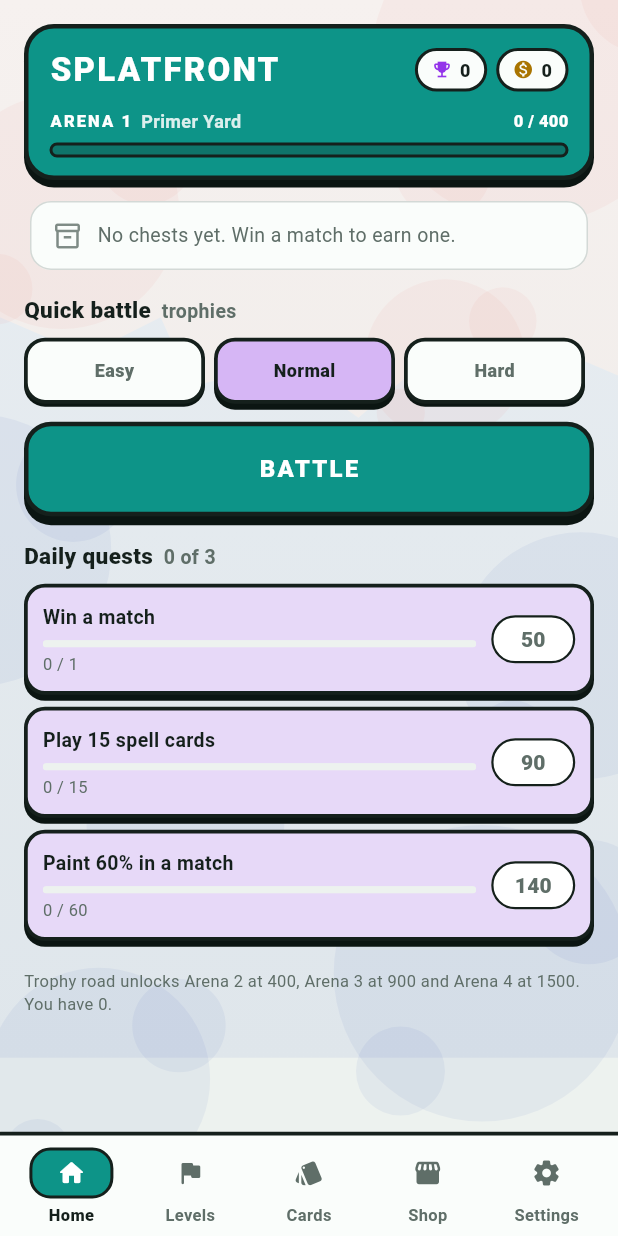
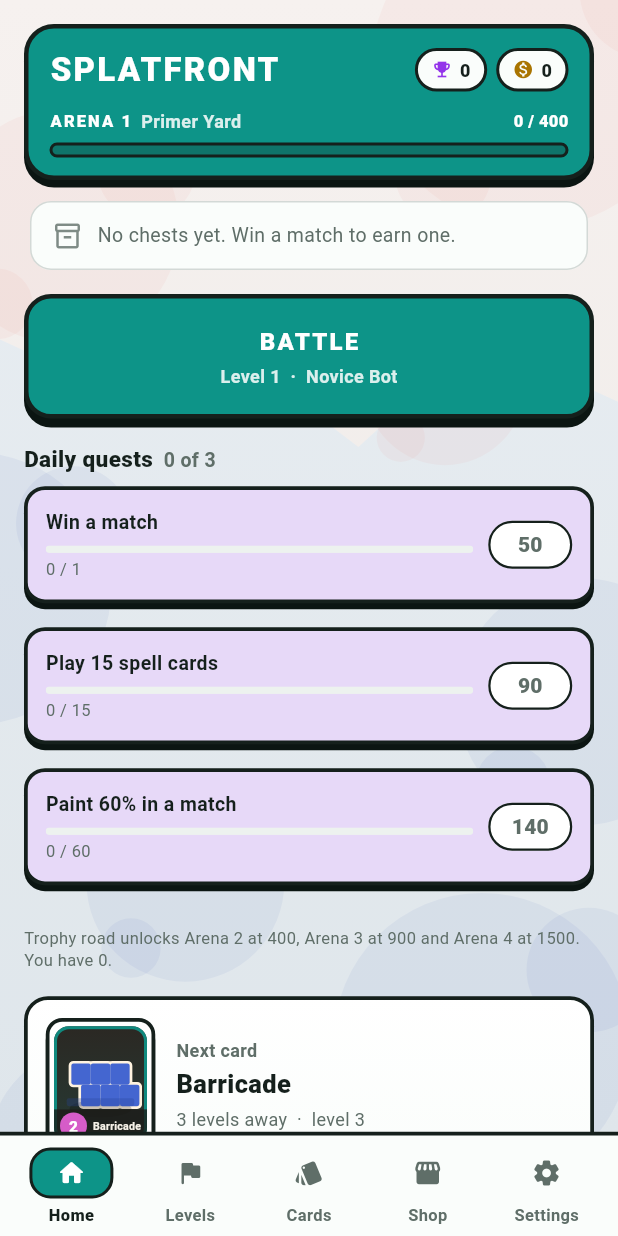
Before and after one commit to portalcrafterdev/splatfront, a Flutter app: the screen it shows after launch, on a phone screen of 412 x 824 dp. Run offline on Flutter 3.47's test engine with Material 3 defaults, Android fonts, the light colour scheme and no system bars; our stand-ins replace flutter_riverpod, hive_flutter; missing offline and left inert: flame, flame_audio; accounts and stored records are empty.

Commit message:
Add trophies to campaign rewards and update related logic in profile controller

```diff
--- a/lib/meta/campaign.dart
+++ b/lib/meta/campaign.dart
@@ -293,6 +293,7 @@ class CampaignReward {
     required this.starsBefore,
     required this.starsAfter,
     required this.coins,
+    required this.trophies,
     required this.chestKept,
     required this.chestForfeited,
   });
@@ -300,6 +301,10 @@ class CampaignReward {
   final int starsBefore;
   final int starsAfter;
   final int coins;
+
+  /// Trophies the clear paid. Zero on a replay — see applyCampaignLevel.
+  final int trophies;
+
   final bool chestKept;
   final bool chestForfeited;
 
--- a/lib/meta/profile_controller.dart
+++ b/lib/meta/profile_controller.dart
@@ -99,8 +99,15 @@ class ProfileController extends StateNotifier<PlayerProfile> {
 
   // --- Trophies and the end of a match ------------------------------------
 
-  /// Applies a finished match: trophies, the chest a win earns, and quest
-  /// progress. One call so nothing can be applied twice or half-applied.
+  /// Applies a finished free-play match: trophies, the chest a win earns, and
+  /// quest progress. One call so nothing can be applied twice or half-applied.
+  ///
+  /// **No screen calls this any more.** Home's battle button plays the next
+  /// campaign level, so [applyCampaignLevel] is the live path. This is kept,
+  /// with its tests, because it is the whole of the rated-ladder rule —
+  /// including the trophy adjustment for the gap between two sides, which
+  /// the campaign has no use for — and rebuilding that from scratch would be
+  /// the expensive half of bringing free play back.
   ///
   /// Returns whether a chest was actually stored. A win with every slot full
   /// forfeits its chest, and the end screen has to be able to say so rather
@@ -127,11 +134,17 @@ class ProfileController extends StateNotifier<PlayerProfile> {
 
   /// Banks the result of a campaign level.
   ///
-  /// The quests still count and the chest is still rolled, so playing the
-  /// campaign feeds the same meta loop as a ladder match. Trophies are the
-  /// one thing it does not touch: the campaign is its own progression, and
-  /// letting it move the ladder as well would mean a player could grind the
-  /// first ten levels into Arena 4.
+  /// Levels are the only way to fight now — the battle button on Home plays
+  /// whichever one you are up to — so this call carries the whole meta loop:
+  /// stars, coins, quests, the chest, and the trophies that unlock arenas and
+  /// the third and fourth chest slot.
+  ///
+  /// **Everything except the star improvement is paid on a first clear only.**
+  /// That is what stops the one thing a single progression could go wrong on:
+  /// replaying level 1 forever would otherwise be an unlimited supply of
+  /// trophies and chests, and would carry a player to Arena 4 without ever
+  /// meeting a harder opponent. Replay to improve your stars; the coins for
+  /// the stars you gain are the reward for that, and nothing else repeats.
   CampaignReward applyCampaignLevel({
     required int level,
     required int stars,
@@ -155,8 +168,22 @@ class ProfileController extends StateNotifier<PlayerProfile> {
     }
     if (purse > 0) next = next.copyWith(coins: next.coins + purse);
 
+    // Trophies. The campaign has no opponent rating to measure against, so
+    // this is the flat win figure from progression.json rather than the
+    // adjusted one — a level's difficulty is already expressed by being
+    // further up the ladder.
+    final trophies = firstClear ? data.trophies.win : 0;
+    if (trophies > 0) {
+      next = next.copyWith(trophies: next.trophies + trophies);
+    }
+
+    // A chest on every first clear, not only the marked levels. Quick Battle
+    // used to hand one out per win and it was where upgrade copies came from;
+    // with it gone, one chest per ten levels would starve card levels
+    // entirely. The marked levels still exist — they are what the level list
+    // advertises — but every new level now pays one.
     final chestsBefore = next.chests.length;
-    if (firstClear && campaign.chestOn(level)) next = _withEarnedChest(next);
+    if (firstClear) next = _withEarnedChest(next);
     final chestKept = next.chests.length > chestsBefore;
 
     _save(next);
@@ -165,8 +192,9 @@ class ProfileController extends StateNotifier<PlayerProfile> {
       starsBefore: before,
       starsAfter: math.max(before, stars),
       coins: purse,
+      trophies: trophies,
       chestKept: chestKept,
-      chestForfeited: firstClear && campaign.chestOn(level) && !chestKept,
+      chestForfeited: firstClear && !chestKept,
     );
   }
 
--- a/lib/ui/screens/home_screen.dart
+++ b/lib/ui/screens/home_screen.dart
@@ -9,18 +9,17 @@ import '../../core/audio.dart';
 import '../../core/palette.dart';
 import '../../core/save/player_profile.dart';
 import '../../game/arena/arena_layout.dart';
-import '../../game/bot/bot_difficulty.dart';
 import '../../game/splatfront_game.dart';
 import '../../meta/profile_controller.dart';
 import '../../meta/quests.dart';
+import '../widgets/card_tile.dart';
+import '../widgets/match_header.dart';
 import '../widgets/meta_widgets.dart';
 import '../widgets/motion.dart';
 import '../widgets/responsive.dart';
 import 'battle_screen.dart';
+import 'campaign_screen.dart';
 import 'chest_screen.dart';
-
-/// Chosen difficulty, kept for the session.
-final botTierProvider = StateProvider<BotTier>((ref) => BotTier.normal);
 
 /// Home: chests, player card, daily quests and the button that starts a
 /// match.
@@ -70,9 +69,28 @@ class _HomeScreenState extends ConsumerState<HomeScreen> {
               // scrolling list under it. Home outgrew the screen the moment it
               // started showing your deck, and a fixed column does not overflow
               // gracefully — it throws in debug and silently clips in release.
-              return const SingleChildScrollView(
-                child: Column(
-                  children: [left, _QuestPane(fillsHeight: false), bottomGap],
+              //
+              // The minimum height plus centre alignment is what shares out
+              // the leftover space when the page is *shorter* than the screen.
+              // Home lost a whole row when the difficulty picker went, and a
+              // top-aligned column put every pixel it saved into one dead band
+              // above the nav bar. Split evenly it reads as breathing room at
+              // both ends instead. A page taller than the screen exceeds the
+              // minimum, the alignment stops mattering, and it scrolls exactly
+              // as before.
+              return LayoutBuilder(
+                builder: (context, viewport) => SingleChildScrollView(
+                  child: ConstrainedBox(
+                    constraints: BoxConstraints(minHeight: viewport.maxHeight),
+                    child: const Column(
+                      mainAxisAlignment: MainAxisAlignment.center,
+                      children: [
+                        left,
+                        _QuestPane(fillsHeight: false),
+                        bottomGap,
+                      ],
+                    ),
+                  ),
                 ),
               );
             },
@@ -91,7 +109,7 @@ class _PlayerPane extends ConsumerWidget {
     final data = ref.watch(gameDataProvider);
     final profile = ref.watch(profileProvider);
     final controller = ref.read(profileProvider.notifier);
-    final tier = ref.watch(botTierProvider);
+    final nextLevel = profile.campaignNextLevel;
 
     // Trophies pick the arena, exactly as section 10 lays out.
     final arena = data.arenaFor(profile.trophies);
@@ -116,38 +134,17 @@ class _PlayerPane extends ConsumerWidget {
             child: _ChestRow(profile: profile, slots: controller.chestSlots),
           ),
           const SizedBox(height: 16),
-          Entrance(
-            index: 3,
-            child: _DifficultyPicker(
-              selected: tier,
-              onChanged: (next) =>
-                  ref.read(botTierProvider.notifier).state = next,
-            ),
-          ),
-          const SizedBox(height: 12),
+          // Battle plays the level you are up to. There is no difficulty
+          // picker any more: with one progression, the level number *is* the
+          // difficulty, and a free-play match that fed nothing was the odd
+          // one out — it paid trophies and chests without ever advancing the
+          // thing the rest of the app is about.
           _BigButton(
             label: 'BATTLE',
-            onPressed: () => Navigator.of(context).push(
-              MaterialPageRoute<void>(
-                builder: (_) => BattleScreen(
-                  layout: arena,
-                  cards: data.cards,
-                  deck: controller.deck,
-                  levels: profile.levels,
-                  botDeck: data.bot.deckFor(arena.id),
-                  botDifficulty: data.bot[tier],
-                  botTier: tier,
-                  trophyRules: data.trophies,
-                  economy: data.economy,
-                  startingTrophies: profile.trophies,
-                  onFinished: (result, tally) => controller.applyMatch(
-                    trophyChange: result.trophyChange,
-                    won: result.won,
-                    tally: tally,
-                  ),
-                ),
-              ),
-            ),
+            sublabel: nextLevel > data.campaign.levelCount
+                ? 'Campaign complete'
+                : 'Level $nextLevel  ·  ${data.campaign.levelAt(nextLevel).tier.opponentName}',
+            onPressed: () => startCampaignLevel(context, ref, nextLevel),
           ),
           // Debug builds only. These are development tools — a paint harness
           // and a unit spawner — and they have no business on a home screen
@@ -418,7 +415,142 @@ class _QuestPane extends ConsumerWidget {
                   height: 1.4,
                 ),
               ),
+              const SizedBox(height: 16),
+              const _NextCard(),
             ],
+          ),
+        ],
+      ),
+    );
+  }
+}
+
+/// The card the campaign hands over next, and how far off it is.
+///
+/// This sits where the page used to simply run out. It is not filler: cards
+/// now arrive by clearing levels, so "what am I playing towards" is a real
+/// question the home screen was not answering anywhere. It also closes the
+/// loop the battle button opens — that button says which level is next, this
+/// says what beating a few of them is worth.
+class _NextCard extends ConsumerWidget {
+  const _NextCard();
+
+  @override
+  Widget build(BuildContext context, WidgetRef ref) {
+    final data = ref.watch(gameDataProvider);
+    final profile = ref.watch(profileProvider);
+    final controller = ref.read(profileProvider.notifier);
+    final campaign = data.campaign;
+
+    final locked = data.cards.playable
+        .where((c) => !controller.isCardUnlocked(c.id))
+        .toList();
+    if (locked.isEmpty) return const _AllCardsCollected();
+
+    locked.sort(
+      (a, b) => (campaign.unlockLevelFor(a.id) ?? 0).compareTo(
+        campaign.unlockLevelFor(b.id) ?? 0,
+      ),
+    );
+    final card = locked.first;
+    final at = campaign.unlockLevelFor(card.id) ?? 0;
+    final away = at - profile.campaignCleared;
+
+    return Panel(
+      child: Row(
+        children: [
+          // The same light mount the Collection gives every card. A CardTile
+          // is drawn against the dark hud* set, so on a pale page it reads as
+          // a hole punched in the paper without one.
+          Container(
+            padding: const EdgeInsets.all(3),
+            decoration: BoxDecoration(
+              color: Palette.uiSurfaceHigh,
+              borderRadius: BorderRadius.circular(11),
+              border: Border.all(color: Palette.outline, width: Panel.stroke),
+              boxShadow: const [
+                BoxShadow(
+                  color: Palette.outlineShadow,
+                  offset: Offset(0, Panel.lift),
+                ),
+              ],
+            ),
+            child: CardTile(card: card, width: 62),
+          ),
+          const SizedBox(width: 14),
+          Expanded(
+            child: Column(
+              crossAxisAlignment: CrossAxisAlignment.start,
+              mainAxisSize: MainAxisSize.min,
+              children: [
+                const Text(
+                  'Next card',
+                  style: TextStyle(
+                    color: Palette.uiTextDim,
+                    fontSize: 12,
+                    fontWeight: FontWeight.w700,
+                  ),
+                ),
+                const SizedBox(height: 2),
+                Text(
+                  card.name,
+                  maxLines: 1,
+                  overflow: TextOverflow.ellipsis,
+                  style: const TextStyle(
+                    color: Palette.uiText,
+                    fontSize: 17,
+                    fontWeight: FontWeight.w900,
+                  ),
+                ),
+                const SizedBox(height: 4),
+                Text(
+                  // The distance, not the destination. "Level 12" is a fact
+                  // about the ladder; "2 levels away" is a fact about you,
+                  // and it is the one that decides whether you play now.
+                  away <= 1
+                      ? 'Win the next level to unlock it'
+                      : '$away levels away  ·  level $at',
+                  style: const TextStyle(
+                    color: Palette.uiTextDim,
+                    fontSize: 12,
+                    height: 1.3,
+                  ),
+                ),
+              ],
+            ),
+          ),
+        ],
+      ),
+    );
+  }
+}
+
+/// What the slot says once there is nothing left to unlock.
+class _AllCardsCollected extends ConsumerWidget {
+  const _AllCardsCollected();
+
+  @override
+  Widget build(BuildContext context, WidgetRef ref) {
+    final data = ref.watch(gameDataProvider);
+    final profile = ref.watch(profileProvider);
+    final total = data.campaign.levelCount * 3;
+
+    return Panel(
+      child: Row(
+        children: [
+          const Icon(Icons.star_rounded, color: Palette.gold, size: 26),
+          const SizedBox(width: 12),
+          Expanded(
+            child: Text(
+              'All ${data.cards.playable.length} cards collected. '
+              '${profile.campaignTotalStars} of $total stars.',
+              style: const TextStyle(
+                color: Palette.uiText,
+                fontSize: 13,
+                height: 1.35,
+                fontWeight: FontWeight.w700,
+              ),
+            ),
           ),
         ],
       ),
@@ -443,8 +575,12 @@ class _QuestRow extends StatelessWidget {
     final fraction = (progress.progress / quest.target).clamp(0.0, 1.0);
 
     return Container(
-      margin: const EdgeInsets.only(bottom: 8),
-      padding: const EdgeInsets.all(10),
+      // Sixteen, not eight: the tile drops a hard [Panel.lift] shadow, so a
+      // gap has to clear that before any of it is visible. At 8 the shadow
+      // ate half of it and three quests read as one block with lines through
+      // it rather than three separate things to do.
+      margin: const EdgeInsets.only(bottom: 16),
+      padding: const EdgeInsets.all(12),
       decoration: BoxDecoration(
         color: Color.alphaBlend(
           (done ? Palette.success : Palette.info).withValues(alpha: 0.18),
@@ -586,9 +722,19 @@ class _SandboxLinks extends StatelessWidget {
 }
 
 class _BigButton extends StatelessWidget {
-  const _BigButton({required this.label, required this.onPressed});
+  const _BigButton({
+    required this.label,
+    required this.onPressed,
+    this.sublabel,
+  });
 
   final String label;
+
+  /// What the button will actually do, when that is not obvious from one
+  /// word. "BATTLE" alone no longer says which fight you are walking into,
+  /// and the level number is the thing a player is keeping track of.
+  final String? sublabel;
+
   final VoidCallback onPressed;
 
   @override
@@ -613,7 +759,10 @@ class _BigButton extends StatelessWidget {
             BoxShadow(color: Palette.outlineShadow, offset: Offset(0, 6)),
           ],
         ),
-        child: Text(
+        child: Column(
+          mainAxisSize: MainAxisSize.min,
+          children: [
+            Text(
               label,
               style: const TextStyle(
                 color: Colors.white,
@@ -622,6 +771,19 @@ class _BigButton extends StatelessWidget {
                 letterSpacing: 1.5,
               ),
             ),
+            if (sublabel case final sub?) ...[
+              const SizedBox(height: 3),
+              Text(
+                sub,
+                style: TextStyle(
+                  color: Colors.white.withValues(alpha: 0.85),
+                  fontSize: 12,
+                  fontWeight: FontWeight.w600,
+                ),
+              ),
+            ],
+          ],
+        ),
       ),
     ),
   );
@@ -629,83 +791,6 @@ class _BigButton extends StatelessWidget {
 
 /// Easy / Normal / Hard. The same brain runs all three; only the numbers in
 /// `bot_decks.json` differ.
-class _DifficultyPicker extends StatelessWidget {
-  const _DifficultyPicker({required this.selected, required this.onChanged});
-
-  final BotTier selected;
-  final ValueChanged<BotTier> onChanged;
-
-  @override
-  Widget build(BuildContext context) => Column(
-    crossAxisAlignment: CrossAxisAlignment.start,
-    children: [
-      // Named for what it governs. There are two ways to start a fight now,
-      // and this picker reaches only one of them: a campaign level sets its
-      // own opponent from its number, so a bare "Opponent" heading over
-      // Easy/Normal/Hard read as a global difficulty setting that would also
-      // apply over on the Levels tab. It does not.
-      const SectionHeading('Quick battle', trailing: 'trophies'),
-      Row(
-        children: [
-          for (final tier in BotTier.values)
-            Expanded(
-              // Same outline and the same drop as every other tile. These
-              // were the one control still wearing a hairline border, which
-              // made the row read as disabled next to everything around it.
-              child: PressScale(
-                onTap: () => onChanged(tier),
-                child: Container(
-                  margin: const EdgeInsets.only(right: 6),
-                  padding: const EdgeInsets.symmetric(vertical: 11),
-                  decoration: BoxDecoration(
-                    color: tier == selected
-                        ? Color.alphaBlend(
-                            Palette.info.withValues(alpha: 0.35),
-                            Palette.uiSurface,
-                          )
-                        : Palette.uiSurface,
-                    borderRadius: BorderRadius.circular(14),
-                    border: Border.all(
-                      color: Palette.outline,
-                      width: Panel.stroke,
-                    ),
-                    boxShadow: [
-                      BoxShadow(
-                        color: Palette.outlineShadow,
-                        // The chosen one sits proud; the other two sit flat,
-                        // so which is selected is legible from the shape
-                        // alone rather than only from the fill.
-                        offset: Offset(0, tier == selected ? Panel.lift : 2),
-                      ),
-                    ],
-                  ),
-                  alignment: Alignment.center,
-                  child: Text(
-                    tier.label,
-                    style: TextStyle(
-                      color: tier == selected
-                          ? Palette.uiText
-                          : Palette.uiTextDim,
-                      fontSize: 12,
-                      fontWeight: FontWeight.w800,
-                    ),
-                  ),
-                ),
-              ),
-            ),
-        ],
-      ),
-    ],
-  );
-}
-
-/// A progress bar that animates to its value and then stops.
-///
-/// [LinearProgressIndicator] jumps straight to whatever it is given, so a
-/// quest ticking over from 2/3 to 3/3 changed with no sense of having
-/// happened. Deliberately a finite tween rather than an indeterminate
-/// indicator: an indeterminate one animates forever and would hang every
-/// `pumpAndSettle` in the suite.
 class _AnimatedBar extends StatelessWidget {
   const _AnimatedBar({
     required this.value,
```
Also changed, not shown: lib/ui/screens/campaign_screen.dart (+12 -2 lines), 2 other files. Lines whose indentation alone changed are shown as unchanged.
